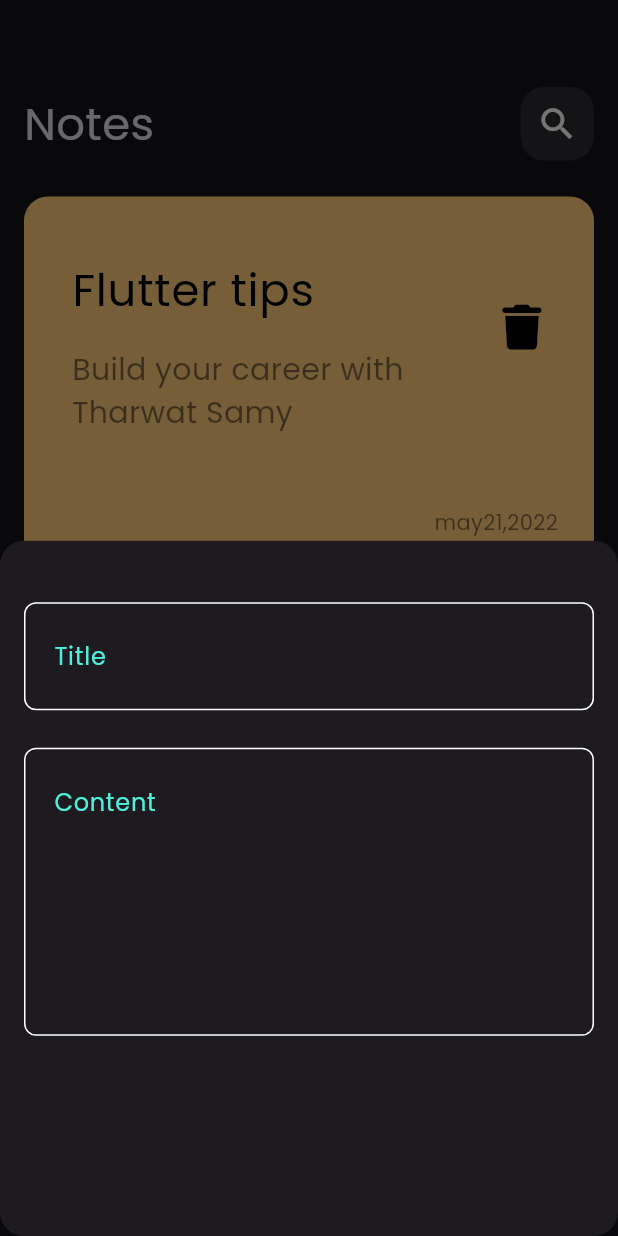
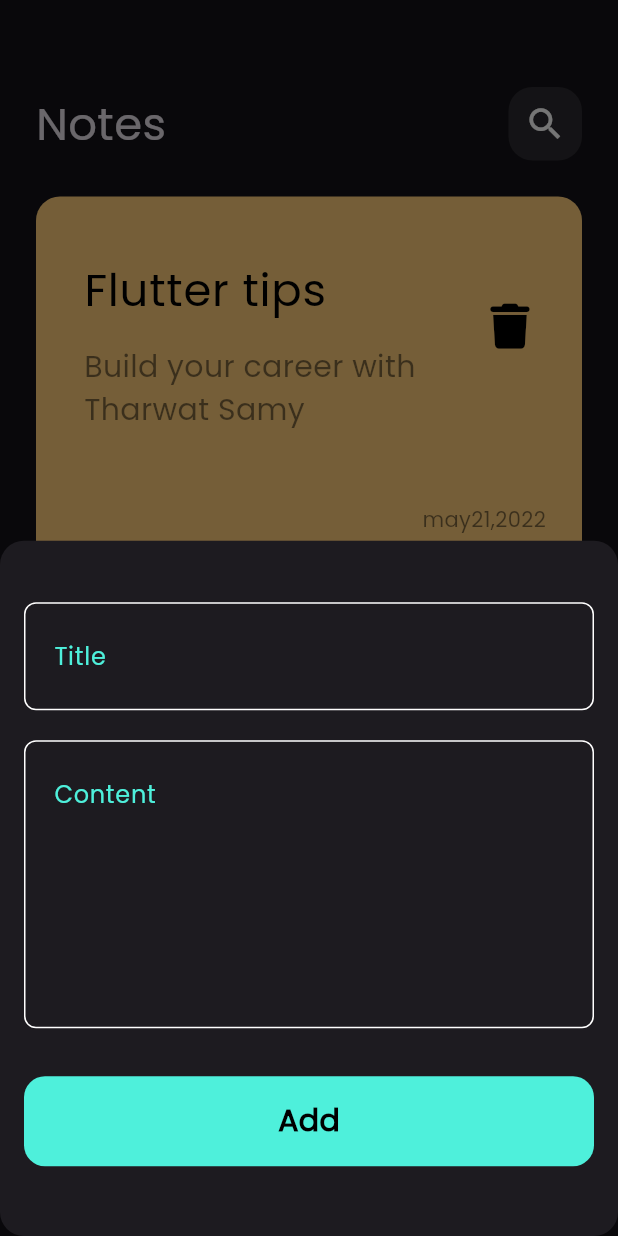
Before and after one commit to SherifMohamed4488/notes_app, a Flutter app: the screen it shows after launch, after a tap on the "add" icon, on a phone screen of 412 x 824 dp. Run offline on Flutter 3.47's test engine with Material 3 defaults, Android fonts, the phone set to English and light mode, and no system bars; our stand-ins replace font_awesome_flutter.

Commit message:
create edit note view and

```diff
--- a/lib/main.dart
+++ b/lib/main.dart
@@ -1,5 +1,6 @@
 import 'package:flutter/material.dart';
 import 'package:notes_app_project_tenth/views/notes_view.dart';
+import 'package:notes_app_project_tenth/views/edit_%20note_view.dart';
 
 void main() {
   runApp(const NotesApp());
@@ -12,6 +13,10 @@ class NotesApp extends StatelessWidget {
   @override
   Widget build(BuildContext context) {
     return MaterialApp(
+      routes: {
+        EditNoteView.id : (context) => EditNoteView(),
+
+      },
       theme: ThemeData( brightness: Brightness.dark , fontFamily:"Poppins"),
       debugShowCheckedModeBanner: false,
 
--- /dev/null
+++ b/lib/views/edit_ note_view.dart
@@ -0,0 +1,36 @@
+
+import 'package:flutter/material.dart';
+import 'package:notes_app_project_tenth/widgets/custom_appbar.dart';
+import 'package:notes_app_project_tenth/widgets/custom_text_feild.dart';
+
+class EditNoteView extends StatelessWidget {
+  const EditNoteView({super.key});
+
+  static String id = "edit note view";
+  // This widget is the root of your application.
+  @override
+  Widget build(BuildContext context) {
+    return Scaffold(
+
+      body:Padding(
+        padding: const EdgeInsets.symmetric(horizontal: 24 , vertical: 8),
+        child: Column(
+          children: [
+
+          SizedBox(height: 50,),
+
+
+        CustomAppBar(iconData: Icons.check, title: "Edit Note"),
+         SizedBox(height: 50,),
+         CustomTextFeild(hint: "Title"),
+         SizedBox(height: 20,),
+
+
+        CustomTextFeild(hint: "Content" , maxLines : 5)
+        ]
+
+        ),
+      )
+    );
+  }
+}
--- a/lib/widgets/add_note_bottom_sheet.dart
+++ b/lib/widgets/add_note_bottom_sheet.dart
@@ -1,4 +1,5 @@
 import 'package:flutter/material.dart';
+import 'package:notes_app_project_tenth/widgets/custom_button.dart';
 import 'package:notes_app_project_tenth/widgets/custom_text_feild.dart';
 
 
@@ -14,20 +15,26 @@ class AddNoteBottomSheet extends StatelessWidget {
 
       child: Padding(
         padding: const EdgeInsets.all(16),
+        child: SingleChildScrollView(
           child: Column(
             children: [
 
               SizedBox(height: 25,),
 
               CustomTextFeild(hint: "Title",),
-            SizedBox(height: 25,),
+              SizedBox(height: 20),
               CustomTextFeild(hint: "Content", maxLines: 6,),
+              SizedBox(height: 32,),
+              CustomButton(text: "Add", onTap: (){}),
+              SizedBox(height: 32,),
+
 
 
 
             ],
           ),
         ),
+      ),
     );
   }
 }
--- a/lib/widgets/custom_appbar.dart
+++ b/lib/widgets/custom_appbar.dart
@@ -1,11 +1,14 @@
 import 'package:flutter/material.dart';
 
-import 'custom_search_icon.dart';
+import 'custom_icon.dart';
 
 
 
 class CustomAppBar extends StatelessWidget {
-  const CustomAppBar({super.key});
+  CustomAppBar({required this.iconData , required this.title});
+
+  final String title ;
+ final IconData iconData;
 
   // This widget is the root of your application.
   @override
@@ -14,13 +17,15 @@ class CustomAppBar extends StatelessWidget {
 
       children: [
 
-        Text("Notes" , style: TextStyle(fontSize: 30),),
+        Text( title, style: TextStyle(fontSize: 30),),
         Spacer(),
 
-        CustomSerachIcon()
+        CustomIcon(icon: iconData,)
       ],
     );
 
 
   }
+
+
 }
--- /dev/null
+++ b/lib/widgets/custom_button.dart
@@ -0,0 +1,28 @@
+import 'package:flutter/material.dart';
+
+import 'constants.dart';
+
+
+class CustomButton extends StatelessWidget {
+
+  CustomButton({ required this.text , required this.onTap});
+
+  String text ;
+
+  VoidCallback? onTap;
+
+  @override
+  Widget build(BuildContext context) {
+    return GestureDetector(
+      onTap: onTap ,
+      child: Container(
+        decoration: BoxDecoration(  color: kPrimaryColor,borderRadius: BorderRadius.circular(14)),
+        height: 60,
+        width: double.infinity,
+
+        child: Center(child: Text(text,style: TextStyle(color:Colors.black, fontSize: 20  , fontWeight: FontWeight.bold),)),
+
+      ),
+    );
+  }
+}
--- a/lib/widgets/custom_search_icon.dart
+++ b/lib/widgets/custom_icon.dart
@@ -1,10 +1,12 @@
 import 'package:flutter/material.dart';
 
 
-class CustomSerachIcon extends StatelessWidget {
-  const CustomSerachIcon({
-    super.key,
-  });
+class CustomIcon extends StatelessWidget {
+  CustomIcon({required this.icon});
+
+
+  final IconData icon;
+
 
   @override
   Widget build(BuildContext context) {
@@ -19,6 +21,7 @@ class CustomSerachIcon extends StatelessWidget {
 
         ),
 
-        child: Icon(Icons.search , color: Colors.white, size: 28,));
+        child: IconButton(onPressed: (){},icon: Icon(  icon , color: Colors.white, size: 28),),);
   }
+
 }
--- a/lib/widgets/notes_item.dart
+++ b/lib/widgets/notes_item.dart
@@ -1,5 +1,6 @@
 import 'package:flutter/material.dart';
 import 'package:font_awesome_flutter/font_awesome_flutter.dart';
+import 'package:notes_app_project_tenth/views/edit_%20note_view.dart';
 
 
 class NotesItem extends StatelessWidget {
@@ -9,7 +10,13 @@ class NotesItem extends StatelessWidget {
 
   @override
   Widget build(BuildContext context) {
-    return Padding(
+    return GestureDetector(
+
+      onTap: (){
+
+        Navigator.pushNamed(context, EditNoteView.id);
+      },
+      child: Padding(
         padding: const EdgeInsets.only(top: 4),
         child: Container(
         padding: EdgeInsets.only(top: 8 , left: 16  , bottom: 22),
@@ -34,7 +41,7 @@ class NotesItem extends StatelessWidget {
           ),
 
           subtitle: Padding(
-          padding: const EdgeInsets.only(top: 16 ),
+            padding: const EdgeInsets.only(top: 14 ),
             child: Text("Build your career with Tharwat Samy" , style: TextStyle( fontSize: 20, color: Colors.black.withValues(alpha: 0.5)),),
           ),
 
@@ -50,6 +57,7 @@ class NotesItem extends StatelessWidget {
 
 
             )),
+      ),
     );
   }
 }
--- a/lib/widgets/notes_view_body.dart
+++ b/lib/widgets/notes_view_body.dart
@@ -12,13 +12,14 @@ class NotesViewBody extends StatelessWidget {
   @override
   Widget build(BuildContext context) {
     return Padding(
-      padding: const EdgeInsets.symmetric(horizontal: 16,vertical: 8 ),
+      padding: const EdgeInsets.symmetric(horizontal: 24,vertical: 8 ),
       child: Column(
         children: [
 
           SizedBox(height: 50,),
 
-          CustomAppBar(),
+          CustomAppBar( title: "Notes", iconData: Icons.search,),
+
           NotesListView(),
 
     ],
```
Lines whose indentation alone changed are shown as unchanged.
